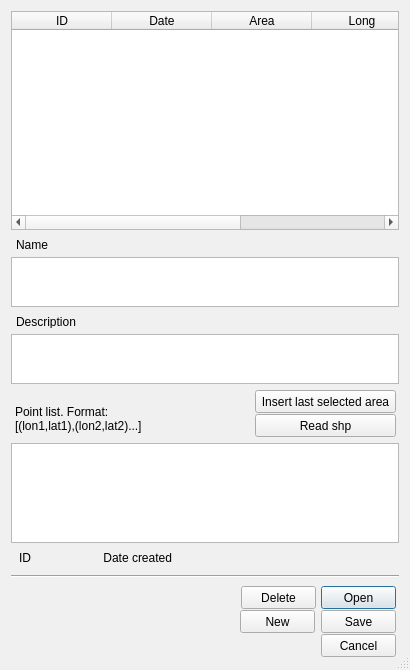
Qt form ELVIS_save_sel.ui (csiro-chris-m/marine_values) before a commit.
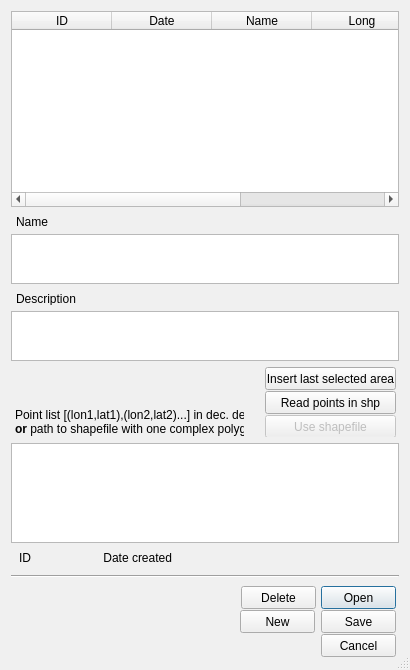
The same form after that commit.

The edit to the form file:
```diff
--- a/ELVIS_save_sel.ui
+++ b/ELVIS_save_sel.ui
@@ -234,7 +234,7 @@
        </column>
        <column>
         <property name="text">
-         <string>Area</string>
+         <string>Name</string>
         </property>
        </column>
        <column>
@@ -244,7 +244,7 @@
        </column>
        <column>
         <property name="text">
-         <string>Points</string>
+         <string>Points or path to shapefile</string>
         </property>
        </column>
       </widget>
@@ -385,13 +385,13 @@
         <widget class="QGroupBox" name="groupBox">
          <property name="minimumSize">
           <size>
-           <width>150</width>
+           <width>233</width>
            <height>30</height>
           </size>
          </property>
          <property name="maximumSize">
           <size>
-           <width>150</width>
+           <width>233</width>
            <height>16777215</height>
           </size>
          </property>
@@ -414,13 +414,13 @@
           <property name="geometry">
            <rect>
             <x>4</x>
-            <y>12</y>
-            <width>131</width>
+            <y>38</y>
+            <width>231</width>
             <height>31</height>
            </rect>
           </property>
           <property name="text">
-           <string>&lt;html&gt;&lt;head/&gt;&lt;body&gt;&lt;p&gt;Point list. Format:&lt;br/&gt;[(lon1,lat1),(lon2,lat2)...]&lt;/p&gt;&lt;/body&gt;&lt;/html&gt;</string>
+           <string>&lt;html&gt;&lt;head/&gt;&lt;body&gt;&lt;p&gt;Point list [(lon1,lat1),(lon2,lat2)...] in dec. deg.&lt;br/&gt;&lt;span style=&quot; font-weight:600;&quot;&gt;or&lt;/span&gt; path to shapefile with one complex polygon&lt;/p&gt;&lt;/body&gt;&lt;/html&gt;</string>
           </property>
           <property name="alignment">
            <set>Qt::AlignBottom|Qt::AlignLeading|Qt::AlignLeft</set>
@@ -440,14 +440,14 @@
            </property>
            <property name="minimumSize">
             <size>
-             <width>150</width>
-             <height>47</height>
+             <width>135</width>
+             <height>70</height>
             </size>
            </property>
            <property name="maximumSize">
             <size>
-             <width>150</width>
-             <height>47</height>
+             <width>135</width>
+             <height>70</height>
             </size>
            </property>
            <property name="styleSheet">
@@ -462,9 +462,9 @@
            <widget class="QPushButton" name="butInsLastSelArea">
             <property name="geometry">
              <rect>
-              <x>6</x>
+              <x>1</x>
               <y>0</y>
-              <width>141</width>
+              <width>131</width>
               <height>23</height>
              </rect>
             </property>
@@ -475,14 +475,30 @@
            <widget class="QPushButton" name="pushButtonReadShp">
             <property name="geometry">
              <rect>
-              <x>6</x>
+              <x>1</x>
               <y>24</y>
-              <width>141</width>
+              <width>131</width>
               <height>23</height>
              </rect>
             </property>
             <property name="text">
-             <string>Read shp</string>
+             <string>Read points in shp</string>
+            </property>
+           </widget>
+           <widget class="QPushButton" name="butShapefile">
+            <property name="enabled">
+             <bool>false</bool>
+            </property>
+            <property name="geometry">
+             <rect>
+              <x>1</x>
+              <y>48</y>
+              <width>131</width>
+              <height>23</height>
+             </rect>
+            </property>
+            <property name="text">
+             <string>Use shapefile</string>
             </property>
            </widget>
           </widget>
```
